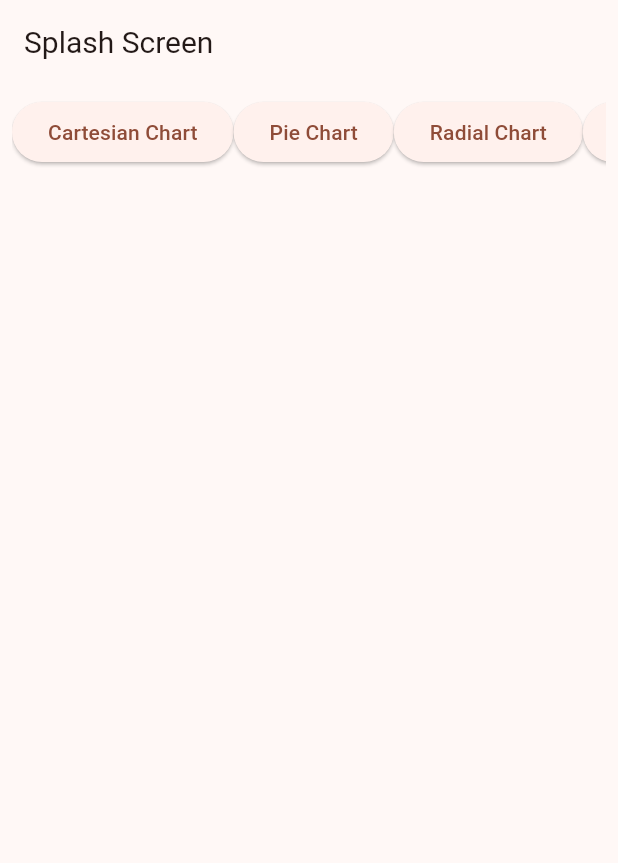
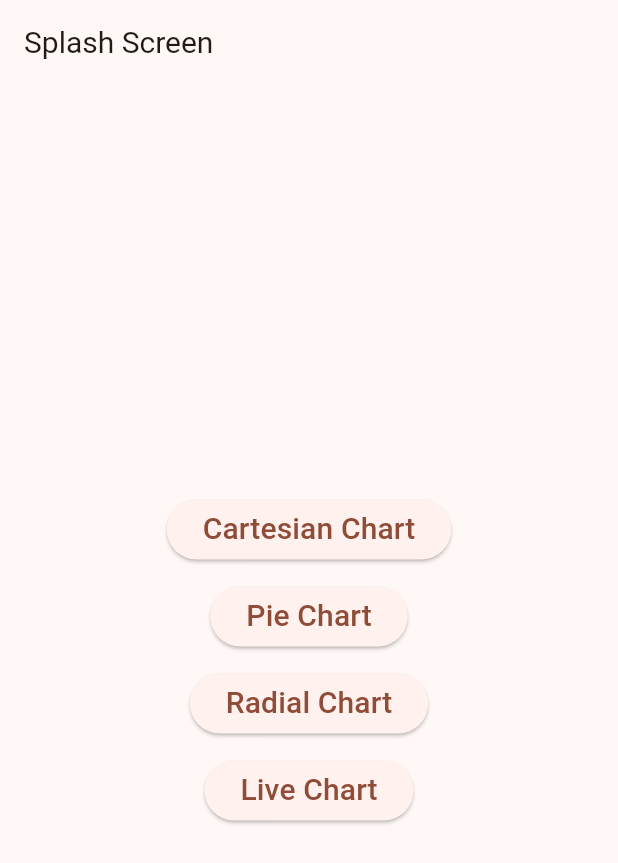
Before and after one commit to Khushipatel3821/fl_charts, a Flutter app: the screen it shows after launch, on a phone screen of 412 x 824 dp. Shown: the top 863 px of the screen. Run offline on Flutter 3.47's test engine with Material 3 defaults, Android fonts, the phone set to English and light mode, and no system bars; our stand-ins replace syncfusion_flutter_charts.

Commit message:
Splash Screen UI Change

```diff
--- a/lib/screens/splash_screen.dart
+++ b/lib/screens/splash_screen.dart
@@ -12,42 +12,38 @@ class SplashScreen extends StatelessWidget {
       appBar: AppBar(
         title: Text("Splash Screen", style: TextStyle(fontSize: 20)),
       ),
-      body: Padding(
-        padding: const EdgeInsets.all(8.0),
-        child: SingleChildScrollView(
-          scrollDirection: Axis.horizontal,
-          child: Row(
-            mainAxisAlignment: MainAxisAlignment.spaceEvenly,
+      body: Center(
+        child: Column(
+          mainAxisAlignment: MainAxisAlignment.center,
           children: [
             ElevatedButton(
               onPressed: () {
                 splashController.navigateToCartesianChart();
               },
-                child: Text("Cartesian Chart"),
+              child: Text("Cartesian Chart", style: TextStyle(fontSize: 20),),
             ),
             SizedBox(height: 10,),
             ElevatedButton(
               onPressed: () {
                 splashController.navigateToPieChart();
               },
-                child: Text("Pie Chart"),
+              child: Text("Pie Chart", style: TextStyle(fontSize: 20),),
             ),
             SizedBox(height: 10,),
             ElevatedButton(
               onPressed: () {
                 splashController.navigateToRadialChart();
               },
-                child: Text("Radial Chart"),
+              child: Text("Radial Chart", style: TextStyle(fontSize: 20),),
             ),
             SizedBox(height: 10,),
             ElevatedButton(
               onPressed: () {
                 splashController.navigateToLiveChart();
               },
-                child: Text("Live Chart"),
+              child: Text("Live Chart", style: TextStyle(fontSize: 20),),
             ),
           ],
-          ),
         ),
       ),
     );
```
Lines whose indentation alone changed are shown as unchanged.
